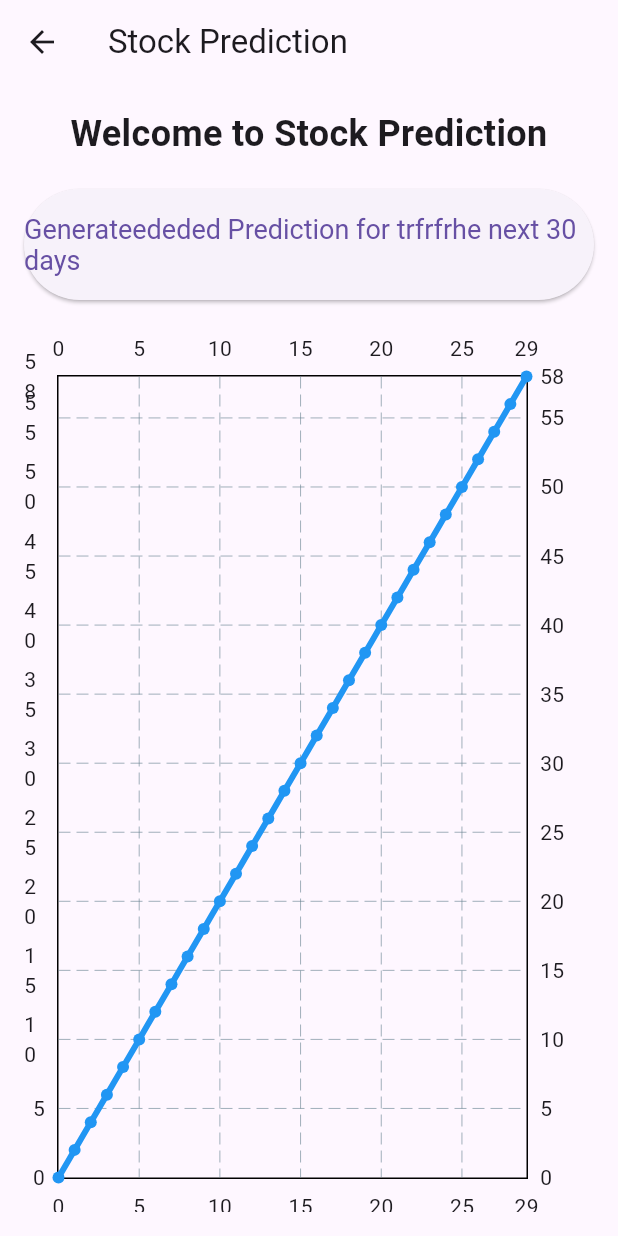
After one commit to T-Said-c/FlutterDeepLearning, a Flutter app: the Stockprediction screen opened by its route, on a phone screen of 412 x 824 dp. The commit adds this screen. Run offline on Flutter 3.47's test engine with Material 3 defaults, Android fonts, the phone set to English and light mode, and no system bars; drawn by our look-alikes of fl_chart; our stand-ins replace firebase_auth, firebase_core, google_generative_ai, image_picker, speech_to_text; accounts and stored records are empty; network calls fail.

Commit message:
added Stock prediction

```diff
--- /dev/null
+++ b/lib/components/Stockprediction.dart
@@ -0,0 +1,73 @@
+import 'package:firebase_auth/firebase_auth.dart';
+import 'package:flutter/material.dart';
+import 'package:flutter_app/auth.dart';
+import 'package:fl_chart/fl_chart.dart';
+
+class Stockprediction extends StatefulWidget {
+  const Stockprediction({super.key});
+
+  @override
+  State<Stockprediction> createState() => _StockpredictionState();
+}
+
+class _StockpredictionState extends State<Stockprediction> {
+
+  @override
+  Widget build(BuildContext context) {
+    return Scaffold(
+      appBar: AppBar(
+        title: const Text('Stock Prediction'),
+      ),
+      body: Padding(
+        padding: const EdgeInsets.all(16.0),
+        child: Column(
+          mainAxisAlignment: MainAxisAlignment.center,
+          crossAxisAlignment: CrossAxisAlignment.stretch,
+          children: [
+            const Text(
+              'Welcome to Stock Prediction',
+              textAlign: TextAlign.center,
+              style: TextStyle(
+                fontSize: 24,
+                fontWeight: FontWeight.bold,
+              ),
+            ),
+            const SizedBox(height: 20),
+            ElevatedButton(
+              style: ElevatedButton.styleFrom(
+                padding: const EdgeInsets.symmetric(vertical: 16.0),
+                textStyle: const TextStyle(fontSize: 18),
+              ),
+              onPressed: () {
+                // Add your onPressed code here!
+              },
+              child: const Text('Generateededed Prediction for trfrfrhe next 30 days'),
+            ),
+            const SizedBox(height: 20),
+            Expanded(
+              child: LineChart(
+                LineChartData(
+                  lineBarsData: [
+                    LineChartBarData(
+                      spots: List.generate(30, (index) => FlSpot(index.toDouble(), (index * 2).toDouble())),
+                      isCurved: true,
+                      color: Colors.blue,
+                      barWidth: 4,
+                      belowBarData: BarAreaData(show: false),
+                    ),
+                  ],
+                  titlesData: FlTitlesData(
+                    leftTitles: AxisTitles(sideTitles: SideTitles(showTitles: true)),
+                    bottomTitles: AxisTitles(sideTitles: SideTitles(showTitles: true)),
+                  ),
+                  borderData: FlBorderData(show: true),
+                  gridData: FlGridData(show: true),
+                ),
+              ),
+            ),
+          ],
+        ),
+      ),
+    );
+  }
+}
--- a/lib/components/menu.dart
+++ b/lib/components/menu.dart
@@ -62,10 +62,13 @@ class Menu extends StatelessWidget {
             ],
           ),
           const Divider(thickness: 3.0),
-          const ListTile(
+          ListTile(
             leading: Icon(Icons.access_time_filled_outlined),
             title: Text("Stock Price Prediction"),
             subtitle: Text("LSTM"),
+            onTap: () {
+              Navigator.pushNamed(context, '/Stock');
+            },
           ),
           const Divider(thickness: 3.0),
           ListTile(
--- a/lib/main.dart
+++ b/lib/main.dart
@@ -1,5 +1,6 @@
 import 'package:flutter/material.dart';
 import 'package:firebase_core/firebase_core.dart';
+import 'package:flutter_app/components/Stockprediction.dart';
 import 'firebase_options.dart';
 import 'package:flutter_app/widget_tree.dart';
 import 'package:flutter_app/Components/VocalAssistant.dart';
@@ -24,8 +25,8 @@ class MyApp extends StatelessWidget {
     return MaterialApp(
       initialRoute: '/',
       routes: {
-      '/Voice': (context)=> const VocalAssistant()
-      // '/VocalAssistant': (context) => const VocalAssistant(),
+      '/Voice': (context)=> const VocalAssistant(),
+      '/Stock': (context)=> const Stockprediction()
       },
       theme: ThemeData(
         primarySwatch: Colors.blue,
--- a/pubspec.yaml
+++ b/pubspec.yaml
@@ -42,6 +42,8 @@ dependencies:
   firebase_auth: ^5.3.4
   cloud_firestore: ^5.5.1
   firebase_core: ^3.9.0
+  tflite: ^1.1.2
+  fl_chart: ^0.69.2
 
 dev_dependencies:
   flutter_test:
@@ -52,7 +54,7 @@ dev_dependencies:
   # activated in the `analysis_options.yaml` file located at the root of your
   # package. See that file for information about deactivating specific lint
   # rules and activating additional ones.
-  flutter_lints: ^4.0.0
+  flutter_lints: ^5.0.0
 
 # For information on the generic Dart part of this file, see the
 # following page: https://dart.dev/tools/pub/pubspec
```
Also changed, not shown: pubspec.lock.
